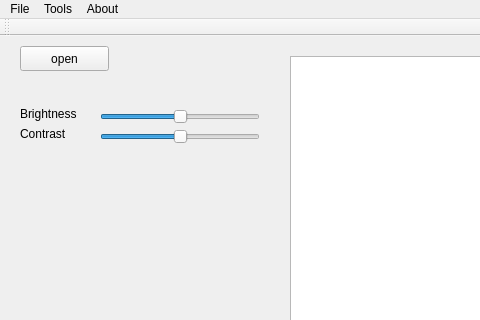
Before: the Qt Designer form view.ui in yang-han/GraphicsEditor, drawn with Qt 5; both pictures show x 0 to 480 and y 0 to 320 of the 971 by 674 pixel window.
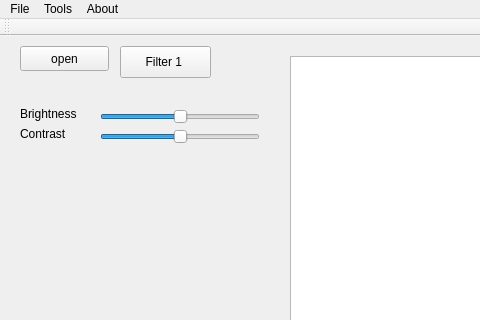
After: the same form once the commit is applied.

Commit message: add function: Filter_1 reminisence

```diff
--- a/view.ui
+++ b/view.ui
@@ -138,6 +138,19 @@
      <string>Contrast</string>
     </property>
    </widget>
+   <widget class="QPushButton" name="filter_1">
+    <property name="geometry">
+     <rect>
+      <x>120</x>
+      <y>10</y>
+      <width>91</width>
+      <height>32</height>
+     </rect>
+    </property>
+    <property name="text">
+     <string>Filter 1 </string>
+    </property>
+   </widget>
   </widget>
   <widget class="QMenuBar" name="menuBar">
    <property name="geometry">
```
The commit also changes 10 other files.
